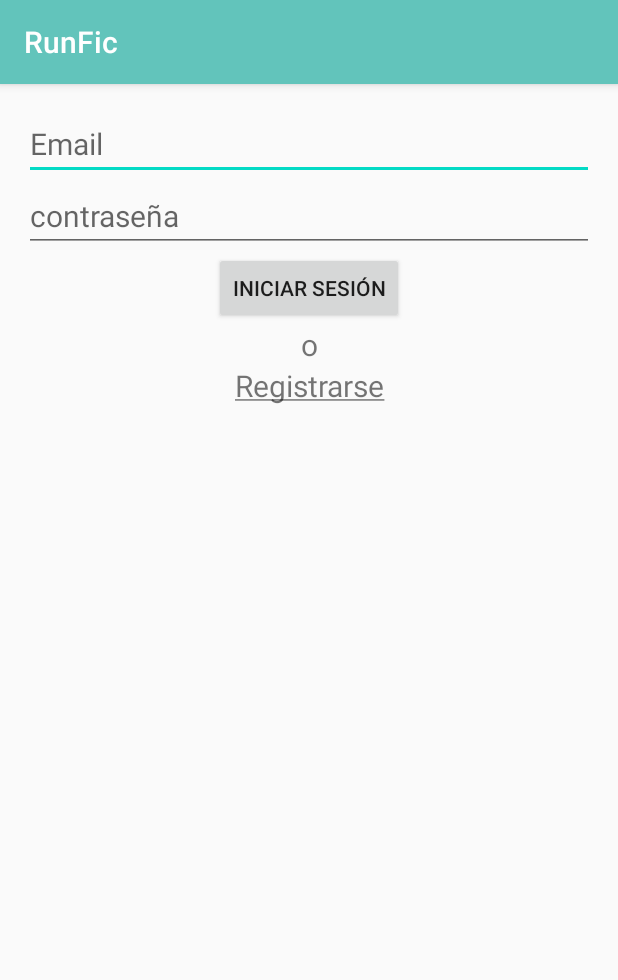
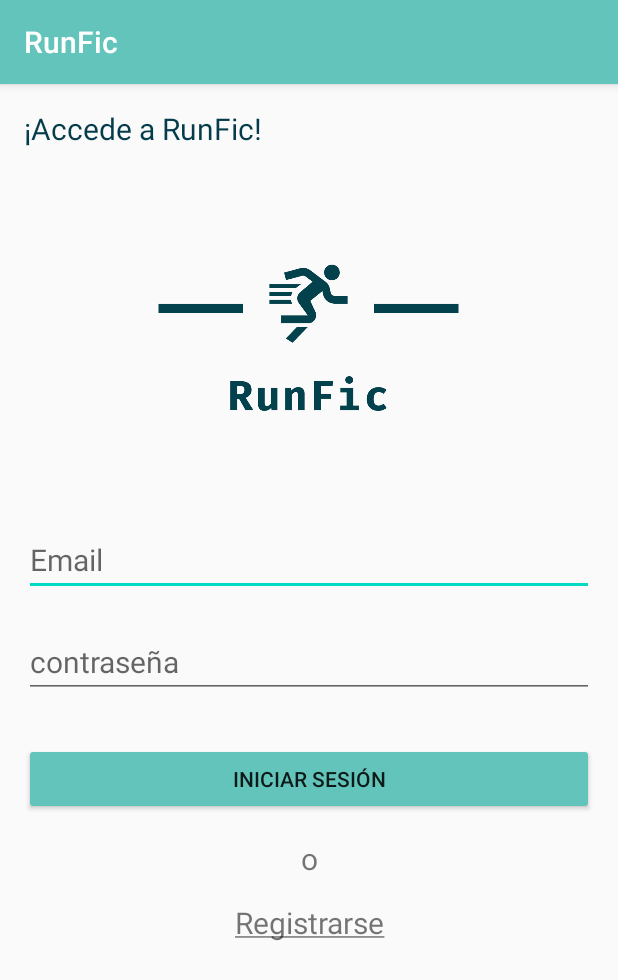
Before and after one commit to JParisR/RunFic, an Android app: the screen it shows after launch (AuthActivity), on a phone screen of 412 x 824 dp. Shown: the top 980 px of the screen. Run offline under Robolectric (Android 15) with nearby library versions, the phone set to English and light mode, and no system bars; our stand-ins replace Firebase (no records; nobody signed in at launch, a user with empty details on screens opened directly).

Commit message:
Bug del menu superior arreglado

```diff
--- a/app/build.gradle
+++ b/app/build.gradle
@@ -50,8 +50,8 @@ dependencies {
     implementation 'androidx.constraintlayout:constraintlayout:2.0.4'
     implementation 'com.google.android.gms:play-services-maps:17.0.0'
     implementation 'com.android.support:recyclerview-v7:28.0.0'
-    implementation 'com.google.firebase:firebase-core:18.0.0'
-    implementation 'com.google.firebase:firebase-auth:20.0.1'
+    implementation 'com.google.firebase:firebase-core:18.0.1'
+    implementation 'com.google.firebase:firebase-auth:20.0.2'
     testImplementation 'junit:junit:4.12'
     androidTestImplementation 'androidx.test.ext:junit:1.1.2'
     androidTestImplementation 'androidx.test.espresso:espresso-core:3.3.0'
--- a/app/src/main/java/es/udc/javier/parisr/trabajo_tutelado_psi/module/MainActivity.java
+++ b/app/src/main/java/es/udc/javier/parisr/trabajo_tutelado_psi/module/MainActivity.java
@@ -65,18 +65,18 @@ public class MainActivity extends AppCompatActivity {
         return true;
     }
 
-    @Override
-    public boolean onOptionsItemSelected(MenuItem menuItem){
-        Intent intent = new Intent(getApplicationContext(),ConfActivity.class);
-        startActivity(intent);
-        return true;
-    }
+
 
     @Override
     public boolean onSupportNavigateUp() {
         NavController navController = Navigation.findNavController(this, R.id.nav_host_fragment);
         return NavigationUI.navigateUp(navController, mAppBarConfiguration)
                 || super.onSupportNavigateUp();
+    }
+
+    public void onConfItemSelected(MenuItem menuItem){
+        Intent intent = new Intent(getApplicationContext(),ConfActivity.class);
+        startActivity(intent);
     }
 
     public void logOut(MenuItem item) {
--- a/app/src/main/res/layout/activity_auth.xml
+++ b/app/src/main/res/layout/activity_auth.xml
@@ -17,11 +17,21 @@
         app:layout_constraintStart_toStartOf="parent"
         app:layout_constraintTop_toTopOf="parent">
 
-        <ImageView
-            android:id="@+id/imageView"
+        <TextView
+            android:id="@+id/textView4"
             android:layout_width="match_parent"
             android:layout_height="wrap_content"
-            tools:srcCompat="@tools:sample/avatars" />
+            android:text="@string/text_welcome"
+            android:textColor="@color/colorDarkBlue"
+            android:textSize="20sp"/>
+
+        <ImageView
+            android:id="@+id/imageView2"
+            android:layout_width="250dp"
+            android:layout_height="250dp"
+            android:layout_gravity="center"
+            android:contentDescription="@string/app_logo"
+            app:srcCompat="@drawable/logo_transparent" />
 
         <EditText
             android:id="@+id/et_auth_email"
@@ -33,6 +43,10 @@
             android:inputType="textEmailAddress"
             android:textSize="20sp" />
 
+        <Space
+            android:layout_width="match_parent"
+            android:layout_height="20dp" />
+
         <EditText
             android:id="@+id/et_auth_password"
             android:layout_width="match_parent"
@@ -43,25 +57,38 @@
             android:inputType="textPassword"
             android:textSize="20sp" />
 
+        <Space
+            android:layout_width="match_parent"
+            android:layout_height="30dp" />
+
         <Button
+            android:id="@+id/bt_auth_login"
+            android:layout_width="match_parent"
+            android:layout_height="0dp"
             android:layout_gravity="center"
-            android:id="@+id/bt_auth_login"
-            android:layout_width="wrap_content"
-            android:layout_height="wrap_content"
             android:layout_weight="1"
+            android:backgroundTint="@color/colorPrimary"
             android:onClick="logIn"
             android:text="@string/bt_auth_login"
             tools:ignore="ButtonStyle" />
 
+        <Space
+            android:layout_width="match_parent"
+            android:layout_height="15dp" />
+
         <TextView
-            android:gravity="center"
             android:id="@+id/textView2"
             android:layout_width="match_parent"
             android:layout_height="wrap_content"
-            android:text="o"
+            android:gravity="center"
+            android:text="@string/text_or"
             android:textSize="20sp"
             app:layout_constraintEnd_toEndOf="parent"
             app:layout_constraintStart_toStartOf="parent" />
+
+        <Space
+            android:layout_width="match_parent"
+            android:layout_height="15dp" />
 
         <TextView
             android:id="@+id/textView3"
@@ -74,12 +101,9 @@
             android:textAllCaps="false"
             android:textSize="20sp"
             app:layout_constraintEnd_toEndOf="parent"
-            app:layout_constraintStart_toStartOf="parent" />
-
-
+            app:layout_constraintStart_toStartOf="parent"
+            android:focusable="true" />
 
     </LinearLayout>
 
-
-
 </androidx.constraintlayout.widget.ConstraintLayout>
--- a/app/src/main/res/menu/menu.xml
+++ b/app/src/main/res/menu/menu.xml
@@ -5,5 +5,13 @@
         android:id="@+id/action_settings"
         android:orderInCategory="100"
         android:title="@string/action_settings"
+        android:onClick="onConfItemSelected"
+        app:showAsAction="never" />
+
+    <item
+        android:id="@+id/action_share"
+        android:orderInCategory="100"
+        android:title="@string/action_share"
+        android:onClick="onConfItemSelected"
         app:showAsAction="never" />
 </menu>
--- a/app/src/main/res/values/colors.xml
+++ b/app/src/main/res/values/colors.xml
@@ -3,4 +3,5 @@
     <color name="colorPrimary">#62c4bb</color>
     <color name="colorPrimaryDark">#318384</color>
     <color name="colorAccent">#03DAC5</color>
+    <color name="colorDarkBlue">#043c4c</color>
 </resources>
--- a/app/src/main/res/values/strings.xml
+++ b/app/src/main/res/values/strings.xml
@@ -20,4 +20,8 @@
     <string name="menu_gallery">Gallery</string>
     <string name="menu_slideshow">Slideshow</string>
     <string name="menu_logout">Desconectarse</string>
+    <string name="text_welcome">¡Accede a RunFic!</string>
+    <string name="app_logo">App logo</string>
+    <string name="text_or">o</string>
+    <string name="action_share">Compartir</string>
 </resources>
```
